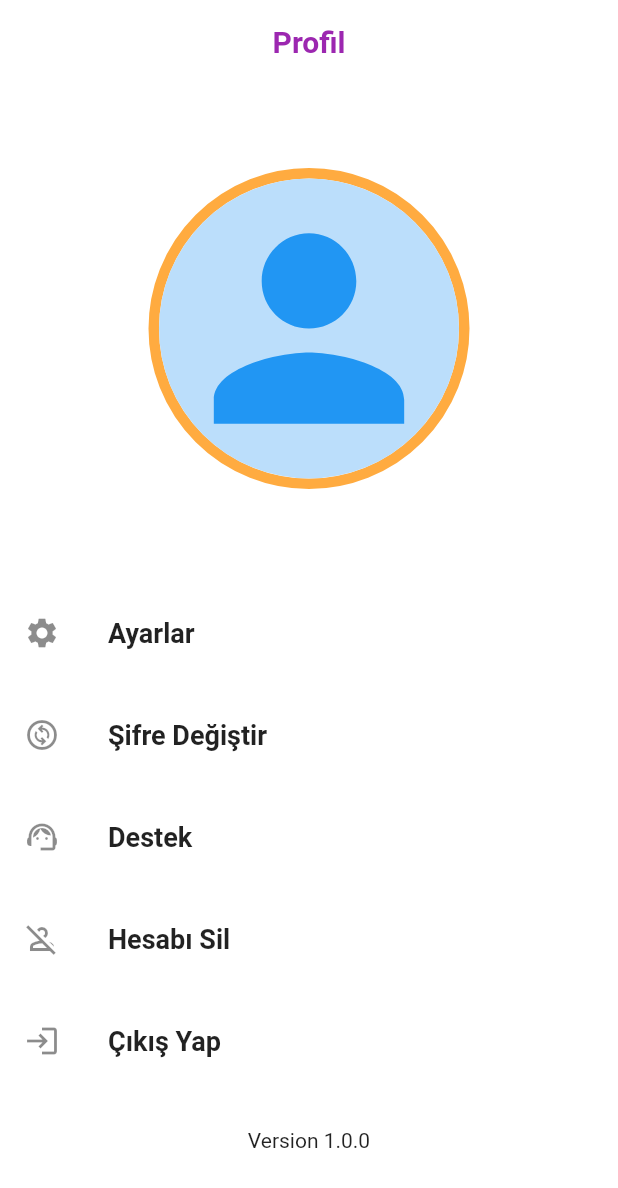
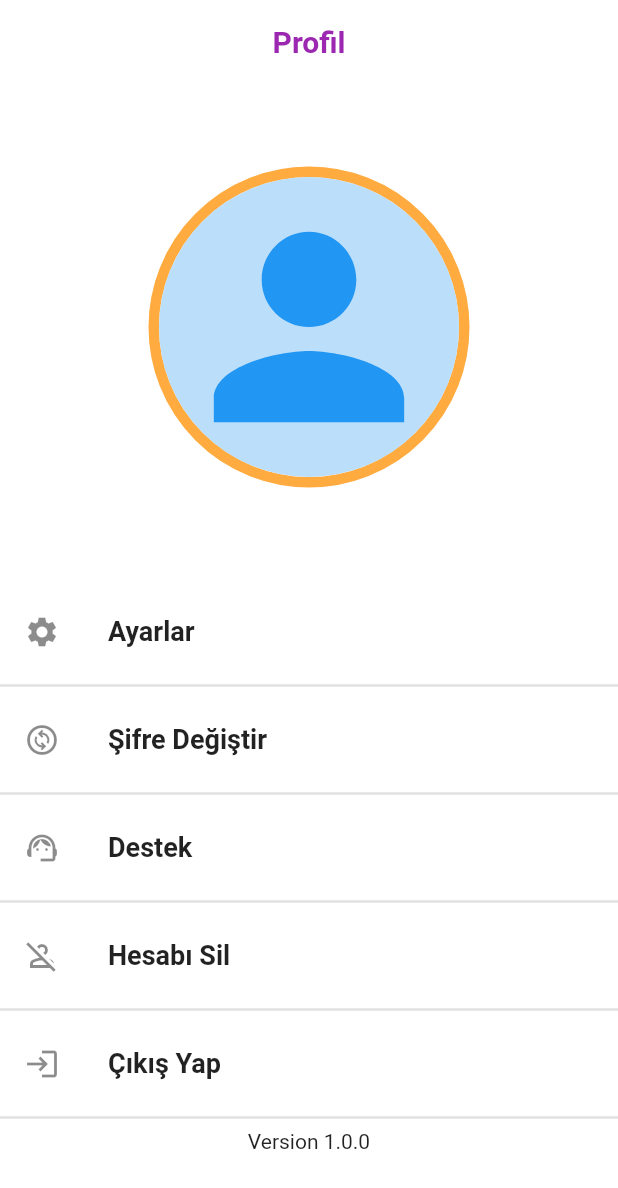
Before and after one commit to BerkCanpolat/Flutter-YazGitsin, a Flutter app: the Account screen opened directly, on a phone screen of 412 x 824 dp. Shown: the top 1188 px of the screen. Run offline on Flutter 3.47's test engine with Material 2 defaults, Android fonts, the phone set to English and light mode, and no system bars; our stand-ins replace cloud_firestore, firebase_auth, firebase_core, firebase_database, firebase_storage, fluttertoast and 1 more; missing offline and left inert: neopop; accounts and stored records are empty; network calls fail.

Commit message:
ufak değişiklikler

```diff
--- a/flutter_yazgitsin/lib/screens/account/account.dart
+++ b/flutter_yazgitsin/lib/screens/account/account.dart
@@ -118,9 +118,7 @@ class _AccountState extends State<Account> {
             ),
             leading: Icon(Icons.settings),
           ),
-          SizedBox(
-            height: 12,
-          ),
+          Divider(thickness: 1.6),
           ListTile(
             onTap: () {
               MainRoutes.instance.pushMain(widget: PassWordChange(), context: context);
@@ -131,9 +129,7 @@ class _AccountState extends State<Account> {
             ),
             leading: Icon(Icons.change_circle_outlined),
           ),
-          SizedBox(
-            height: 12,
-          ),
+          Divider(thickness: 1.6),
           ListTile(
             onTap: () {},
             title: Text(
@@ -142,9 +138,7 @@ class _AccountState extends State<Account> {
             ),
             leading: Icon(Icons.support_agent),
           ),
-          SizedBox(
-            height: 12,
-          ),
+          Divider(thickness: 1.6),
           ListTile(
             onTap: () async {},
             title: Text(
@@ -153,9 +147,7 @@ class _AccountState extends State<Account> {
             ),
             leading: Icon(Icons.person_off_outlined),
           ),
-          SizedBox(
-            height: 12,
-          ),
+          Divider(thickness: 1.6),
           ListTile(
             onTap: () {
               AuthService.instance.logout(context);
@@ -166,9 +158,7 @@ class _AccountState extends State<Account> {
             ),
             leading: Icon(Icons.login_outlined),
           ),
-          SizedBox(
-            height: 30,
-          ),
+          Divider(thickness: 1.6),
           Text("Version 1.0.0")
         ],
       ),
```
Also changed, not shown: flutter_yazgitsin/lib/screens/home/home.dart (+7 -2 lines), flutter_yazgitsin/lib/screens/message/message.dart (+6 -3 lines).
